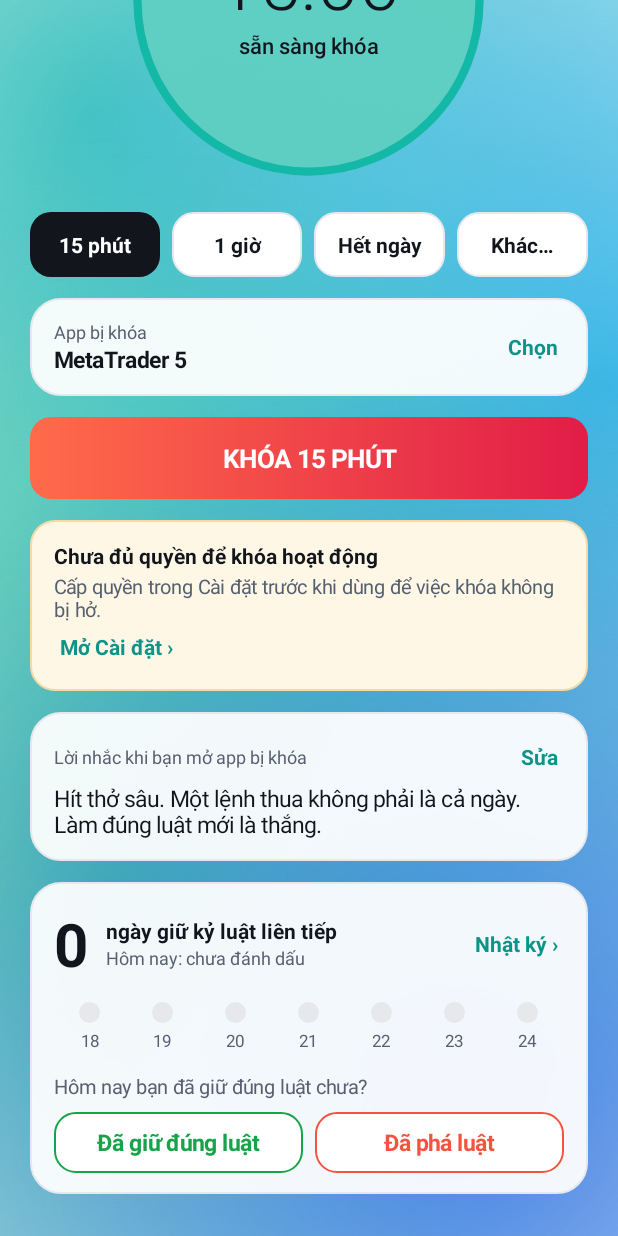
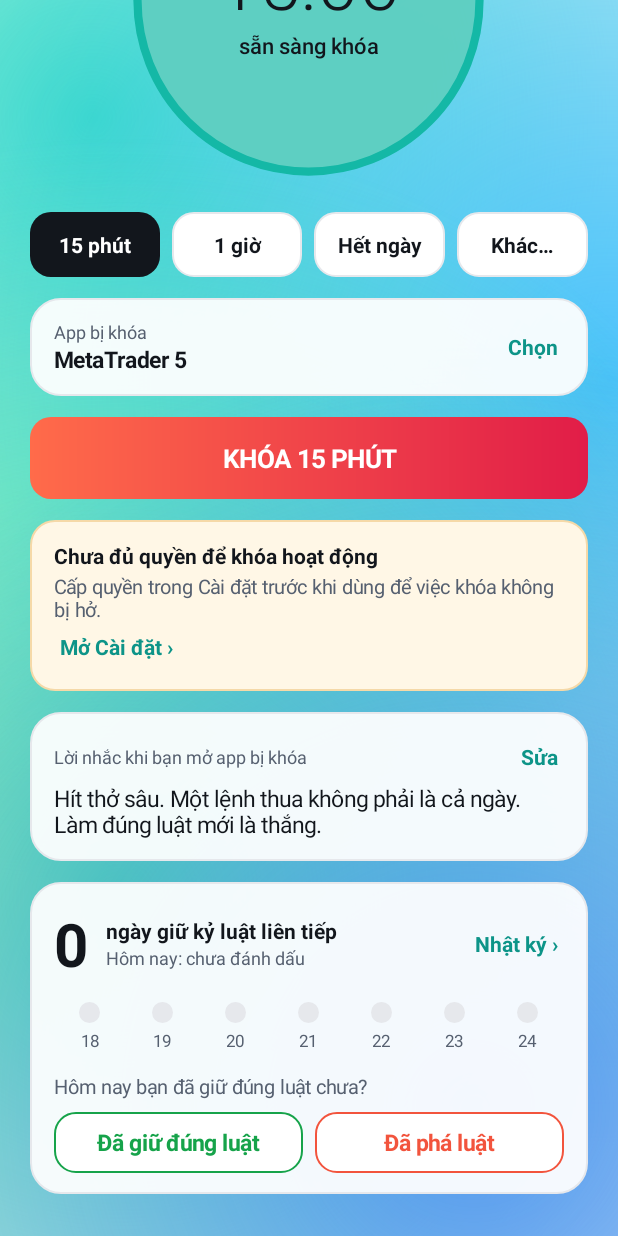
Before and after one commit to WFeng255/Block-App, an Android app: the screen it shows after launch (MainActivity), scrolled down 240 dp, on a phone screen of 412 x 824 dp. Run offline under Robolectric (Android 15) with nearby library versions, the phone set to English and light mode, and no system bars.

Commit message:
Brighter aurora colours
Co-Authored-By: Claude Sonnet 5.5 <noreply@anthropic.com>
Claude-Session: https://claude.ai/code/session_012p88gadRE7LFVfAaEPMChC

```diff
--- a/app/src/main/java/com/khoamt5/app/AuroraView.kt
+++ b/app/src/main/java/com/khoamt5/app/AuroraView.kt
@@ -35,16 +35,16 @@ class AuroraView(context: Context) : View(context) {
     private var shaderKey = -1L
 
     private val calm = intArrayOf(
-        Color.parseColor("#14B8A6"),
-        Color.parseColor("#0EA5E9"),
-        Color.parseColor("#10B981"),
-        Color.parseColor("#2563EB")
+        Color.parseColor("#12D8B8"),
+        Color.parseColor("#2CB5FF"),
+        Color.parseColor("#2FE08F"),
+        Color.parseColor("#3B82F6")
     )
     private val hot = intArrayOf(
-        Color.parseColor("#FF5A36"),
-        Color.parseColor("#F59E0B"),
-        Color.parseColor("#E11D48"),
-        Color.parseColor("#FB7185")
+        Color.parseColor("#FF6A3D"),
+        Color.parseColor("#FFB020"),
+        Color.parseColor("#FF3D6E"),
+        Color.parseColor("#FF8A65")
     )
 
     // Vị trí gốc (tỉ lệ theo chiều rộng/cao) và chu kỳ trôi của từng mảng.
@@ -75,7 +75,7 @@ class AuroraView(context: Context) : View(context) {
     }
 
     private fun rebuildShaders(radius: Float, timeMs: Long) {
-        val alpha = if (Ui.dark) 135 else 190
+        val alpha = if (Ui.dark) 170 else 205
         for (i in 0 until 4) {
             val c = blobColor(i, timeMs)
             val center = Color.argb(alpha, Color.red(c), Color.green(c), Color.blue(c))
--- a/app/src/main/java/com/khoamt5/app/Ui.kt
+++ b/app/src/main/java/com/khoamt5/app/Ui.kt
@@ -51,7 +51,7 @@ object Ui {
     private val L_TEXT = Color.parseColor("#12161C")
     private val D_TEXT = Color.parseColor("#F0F3F6")
     private val L_MUTED = Color.parseColor("#566070")
-    private val D_MUTED = Color.parseColor("#B9C2CE")
+    private val D_MUTED = Color.parseColor("#CBD3DD")
     private val L_LINK = Color.parseColor("#0D9488")
     private val D_LINK = Color.parseColor("#5EEAD4")
     private val L_OK = Color.parseColor("#16A34A")
```
